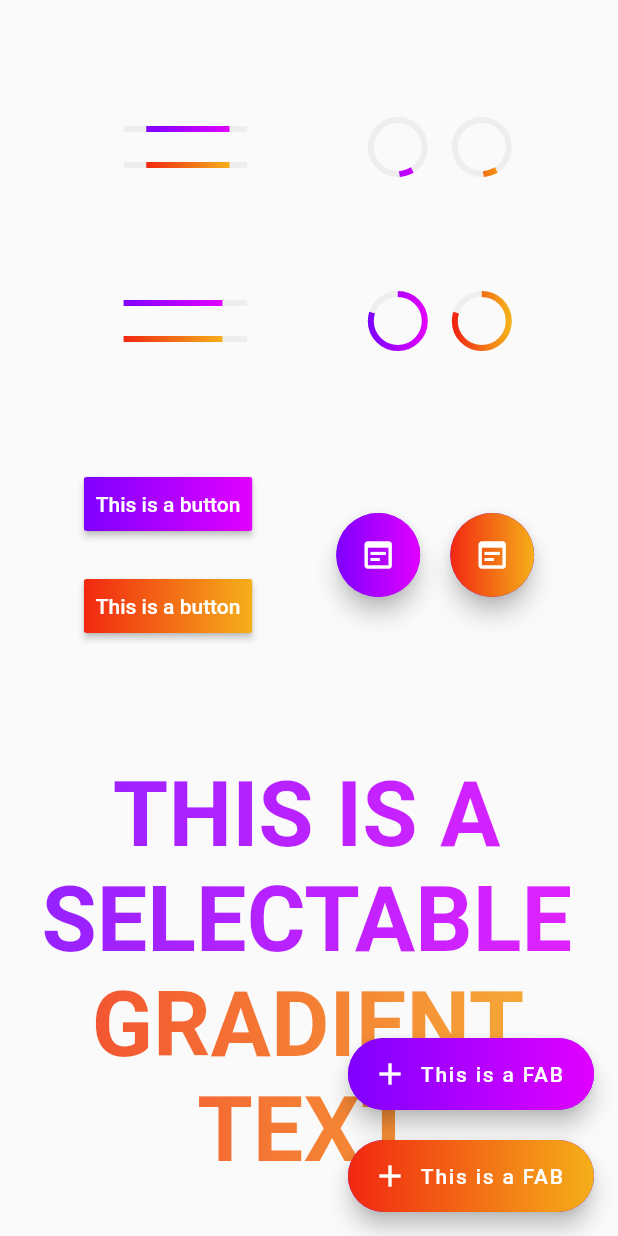
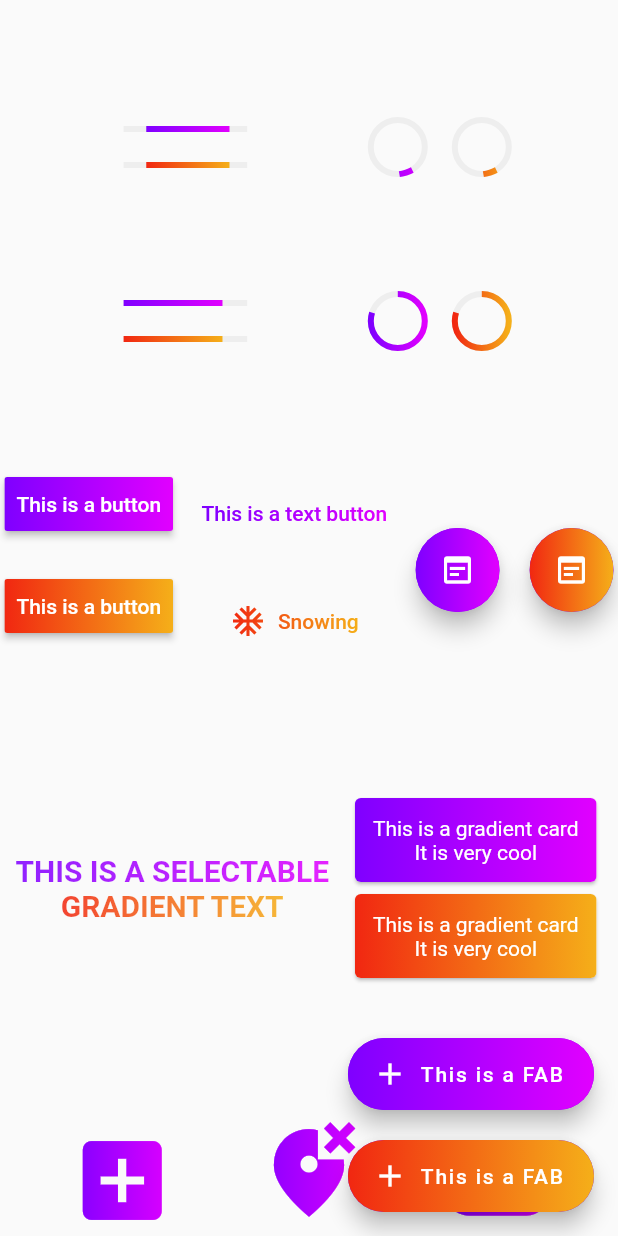
Before and after one commit to simrat39/gradient_ui_widgets, a Flutter app: the screen it shows after launch, on a phone screen of 412 x 824 dp. Run offline on Flutter 3.47's test engine with Material 2 defaults, Android fonts, the phone set to English and light mode, and no system bars.

Commit message:
Add support for GradientTextButton/.icon()

```diff
--- a/example/lib/main.dart
+++ b/example/lib/main.dart
@@ -167,6 +167,25 @@ class _MyHomePageState extends State<MyHomePage> {
                       textColor: Colors.white,
                       child: Text("This is a button"),
                     ),
+                    space2,
+                  ],
+                ),
+                Column(
+                  children: [
+                    a.GradientTextButton(
+                      onPressed: () {},
+                      gradient: g1,
+                      child: Text("This is a text button"),
+                    ),
+                    space2,
+                    a.GradientTextButton.icon(
+                      onPressed: () {},
+                      icon: Icon(Icons.ac_unit),
+                      label: Text(
+                        "Snowing",
+                      ),
+                      gradient: g2,
+                    ),
                   ],
                 ),
                 Row(
@@ -189,6 +208,9 @@ class _MyHomePageState extends State<MyHomePage> {
               ],
             ),
             space,
+            Row(
+              mainAxisAlignment: MainAxisAlignment.spaceEvenly,
+              children: [
                 Column(
                   crossAxisAlignment: CrossAxisAlignment.center,
                   children: [
@@ -197,7 +219,7 @@ class _MyHomePageState extends State<MyHomePage> {
                       gradient: g1,
                       textAlign: TextAlign.center,
                       style: TextStyle(
-                    fontSize: 60,
+                        fontSize: 20,
                         fontWeight: FontWeight.bold,
                       ),
                     ),
@@ -206,9 +228,47 @@ class _MyHomePageState extends State<MyHomePage> {
                       gradient: g2,
                       textAlign: TextAlign.center,
                       style: TextStyle(
-                    fontSize: 60,
+                        fontSize: 20,
                         fontWeight: FontWeight.bold,
                       ),
+                    ),
+                  ],
+                ),
+                Column(
+                  children: [
+                    a.GradientCard(
+                      gradient: g1,
+                      padding: EdgeInsets.all(12),
+                      child: Column(
+                        children: [
+                          Text(
+                            "This is a gradient card",
+                            style: TextStyle(color: Colors.white),
+                          ),
+                          Text(
+                            "It is very cool",
+                            style: TextStyle(color: Colors.white),
+                          ),
+                        ],
+                      ),
+                    ),
+                    a.GradientCard(
+                      gradient: g2,
+                      padding: EdgeInsets.all(12),
+                      child: Column(
+                        children: [
+                          Text(
+                            "This is a gradient card",
+                            style: TextStyle(color: Colors.white),
+                          ),
+                          Text(
+                            "It is very cool",
+                            style: TextStyle(color: Colors.white),
+                          ),
+                        ],
+                      ),
+                    ),
+                  ],
                 ),
               ],
             ),
@@ -268,45 +328,6 @@ class _MyHomePageState extends State<MyHomePage> {
                 ),
               ],
             ),
-            space,
-            Row(
-              mainAxisAlignment: MainAxisAlignment.spaceEvenly,
-              children: [
-                a.GradientCard(
-                  gradient: g1,
-                  padding: EdgeInsets.all(12),
-                  child: Column(
-                    children: [
-                      Text(
-                        "This is a gradient card",
-                        style: TextStyle(color: Colors.white),
-                      ),
-                      Text(
-                        "It is very cool",
-                        style: TextStyle(color: Colors.white),
-                      ),
-                    ],
-                  ),
-                ),
-                a.GradientCard(
-                  gradient: g2,
-                  padding: EdgeInsets.all(12),
-                  child: Column(
-                    children: [
-                      Text(
-                        "This is a gradient card",
-                        style: TextStyle(color: Colors.white),
-                      ),
-                      Text(
-                        "It is very cool",
-                        style: TextStyle(color: Colors.white),
-                      ),
-                    ],
-                  ),
-                ),
-              ],
-            ),
-            space,
           ],
         ),
       ),
--- /dev/null
+++ b/lib/buttons/GradientTextButton.dart
@@ -0,0 +1,125 @@
+import 'dart:ui';
+import 'dart:math' as math;
+
+import 'package:flutter/material.dart';
+
+class GradientTextButton extends TextButton {
+  /// Create a TextButton.
+  ///
+  /// The [autofocus] and [clipBehavior] arguments must not be null.
+  GradientTextButton({
+    Key? key,
+    required VoidCallback? onPressed,
+    Color? splashColor,
+    VoidCallback? onLongPress,
+    ButtonStyle? style,
+    FocusNode? focusNode,
+    bool autofocus = false,
+    Clip clipBehavior = Clip.none,
+    required Gradient gradient,
+    required Widget child,
+    EdgeInsetsGeometry padding = const EdgeInsets.all(8),
+  }) : super(
+          key: key,
+          onPressed: onPressed,
+          onLongPress: onLongPress,
+          style: style ??
+              ButtonStyle(
+                  overlayColor: ButtonStyleButton.allOrNull(splashColor ??
+                      gradient.colors.elementAt(0).withOpacity(0.1))),
+          focusNode: focusNode,
+          autofocus: autofocus,
+          clipBehavior: clipBehavior,
+          child: Padding(
+            padding: style?.padding != null ? EdgeInsets.zero : padding,
+            child: ShaderMask(
+              shaderCallback: (Rect bounds) => gradient.createShader(
+                Rect.fromLTWH(0, 0, bounds.width, bounds.height),
+              ),
+              blendMode: BlendMode.srcIn,
+              child: child,
+            ),
+          ),
+        );
+
+  /// Create a text button from a pair of widgets that serve as the button's
+  /// [icon] and [label].
+  ///
+  /// The icon and label are arranged in a row and padded by 8 logical pixels
+  /// at the ends, with an 8 pixel gap in between.
+  ///
+  /// The [icon] and [label] arguments must not be null.
+  factory GradientTextButton.icon({
+    Key? key,
+    required VoidCallback? onPressed,
+    VoidCallback? onLongPress,
+    ButtonStyle? style,
+    FocusNode? focusNode,
+    bool? autofocus,
+    Clip? clipBehavior,
+    required Gradient gradient,
+    required Widget icon,
+    required Widget label,
+  }) = _GradientTextButtonWithIcon;
+}
+
+class _GradientTextButtonWithIcon extends GradientTextButton {
+  _GradientTextButtonWithIcon({
+    Key? key,
+    required VoidCallback? onPressed,
+    VoidCallback? onLongPress,
+    ButtonStyle? style,
+    FocusNode? focusNode,
+    bool? autofocus,
+    EdgeInsetsGeometry padding = const EdgeInsets.all(8.0),
+    required Gradient gradient,
+    Clip? clipBehavior,
+    required Widget icon,
+    required Widget label,
+  }) : super(
+          key: key,
+          onPressed: onPressed,
+          gradient: gradient,
+          padding: padding,
+          onLongPress: onLongPress,
+          style: style,
+          focusNode: focusNode,
+          autofocus: autofocus ?? false,
+          clipBehavior: clipBehavior ?? Clip.none,
+          child: _GradientTextButtonWithIconChild(icon: icon, label: label),
+        );
+
+  @override
+  ButtonStyle defaultStyleOf(BuildContext context) {
+    final EdgeInsetsGeometry scaledPadding = ButtonStyleButton.scaledPadding(
+      const EdgeInsets.all(8),
+      const EdgeInsets.symmetric(horizontal: 4),
+      const EdgeInsets.symmetric(horizontal: 4),
+      MediaQuery.maybeOf(context)?.textScaleFactor ?? 1,
+    );
+    return super.defaultStyleOf(context).copyWith(
+        padding: MaterialStateProperty.all<EdgeInsetsGeometry>(scaledPadding));
+  }
+}
+
+class _GradientTextButtonWithIconChild extends StatelessWidget {
+  const _GradientTextButtonWithIconChild({
+    Key? key,
+    required this.label,
+    required this.icon,
+  }) : super(key: key);
+
+  final Widget label;
+  final Widget icon;
+
+  @override
+  Widget build(BuildContext context) {
+    final double scale = MediaQuery.maybeOf(context)?.textScaleFactor ?? 1;
+    final double gap =
+        scale <= 1 ? 8 : lerpDouble(8, 4, math.min(scale - 1, 1))!;
+    return Row(
+      mainAxisSize: MainAxisSize.min,
+      children: <Widget>[icon, SizedBox(width: gap), label],
+    );
+  }
+}
--- a/lib/gradient_ui_widgets.dart
+++ b/lib/gradient_ui_widgets.dart
@@ -2,6 +2,7 @@ library gradient_ui_widgets;
 
 export 'progress_indicator/ProgressIndicator.dart';
 export 'buttons/GradientRaisedButton.dart';
+export 'buttons/GradientTextButton.dart';
 export 'buttons/GradientFloatingActionButton.dart';
 export 'text/GradientText.dart';
 export 'text/GradientSelectableText.dart';
```
Lines whose indentation alone changed are shown as unchanged.
